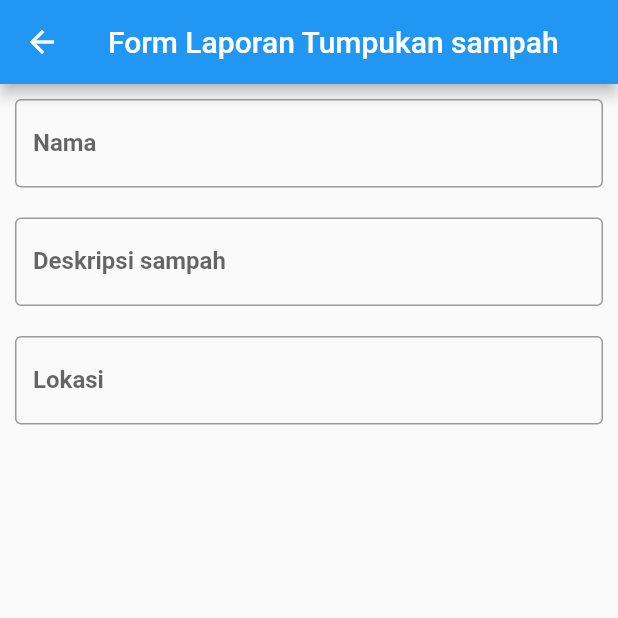
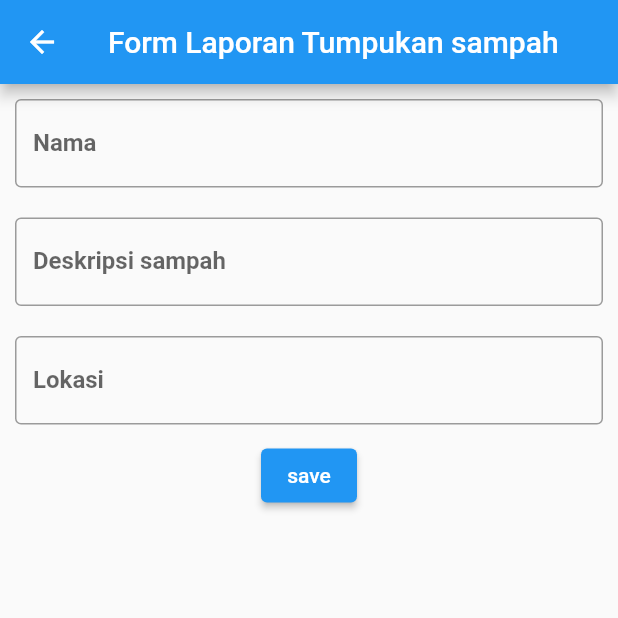
Before and after one commit to MuhamadAkmalAmran/Te, a Flutter app: the FormPageView screen opened by its route, on a phone screen of 412 x 824 dp, the top half of it. Run offline on Flutter 3.47's test engine with Material 2 defaults, Android fonts, the phone set to English and light mode, and no system bars; our stand-ins replace flutter_swiper_null_safety, get.

Commit message:
menambahkan button save

```diff
--- a/lib/app/modules/form_page/views/form_page_view.dart
+++ b/lib/app/modules/form_page/views/form_page_view.dart
@@ -64,6 +64,15 @@ class FormPageView extends GetView<FormPageController> {
                 validator: (value) {},
               ),
             ),
+            Row(
+              mainAxisAlignment: MainAxisAlignment.center,
+              children: [
+                ElevatedButton(
+                  onPressed: () {},
+                  child: const Text("save"),
+                )
+              ],
+            ),
           ],
         ),
       ),
```
